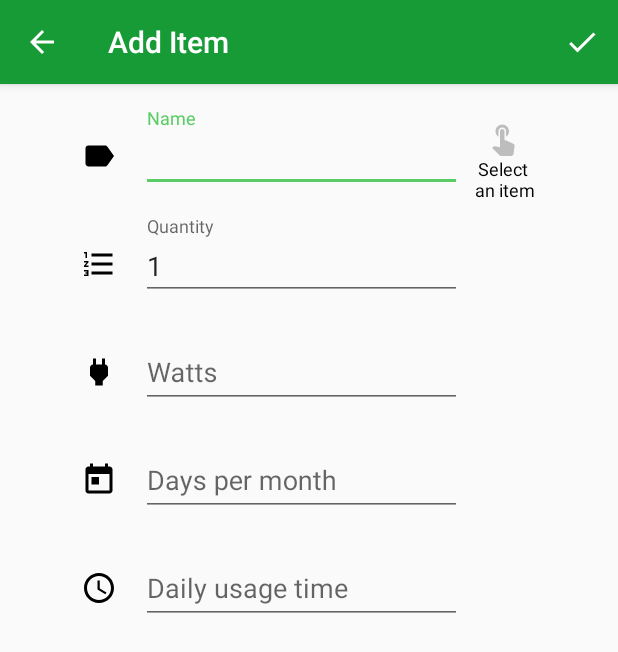
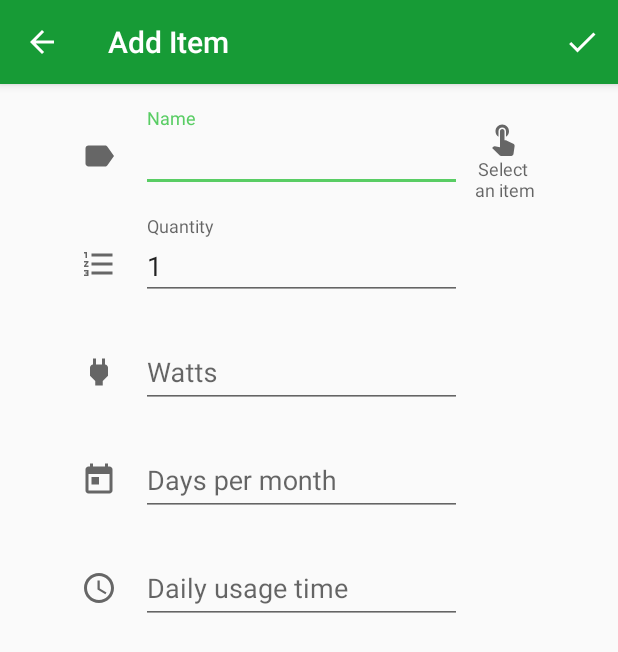
Before and after one commit to ccalvario/electricity-calculator, an Android app: the AddItemActivity screen opened directly, with no data from a screen before it, on a phone screen of 412 x 824 dp. Shown: the top 652 px of the screen. Run offline under Robolectric (Android 15) with nearby library versions, the light colour scheme and no system bars; our stand-ins replace AdMob.

Commit message:
Set styles.

```diff
--- a/app/src/main/res/drawable/ic_day.xml
+++ b/app/src/main/res/drawable/ic_day.xml
@@ -4,6 +4,6 @@
         android:viewportWidth="24.0"
         android:viewportHeight="24.0">
     <path
-        android:fillColor="#FF000000"
+        android:fillColor="#FFFFFFFF"
         android:pathData="M19,3h-1L18,1h-2v2L8,3L8,1L6,1v2L5,3c-1.11,0 -1.99,0.9 -1.99,2L3,19c0,1.1 0.89,2 2,2h14c1.1,0 2,-0.9 2,-2L21,5c0,-1.1 -0.9,-2 -2,-2zM19,19L5,19L5,8h14v11zM7,10h5v5L7,15z"/>
 </vector>
--- a/app/src/main/res/drawable/ic_label.xml
+++ b/app/src/main/res/drawable/ic_label.xml
@@ -4,6 +4,6 @@
         android:viewportWidth="24.0"
         android:viewportHeight="24.0">
     <path
-        android:fillColor="#FF000000"
+        android:fillColor="#FFFFFFFF"
         android:pathData="M17.63,5.84C17.27,5.33 16.67,5 16,5L5,5.01C3.9,5.01 3,5.9 3,7v10c0,1.1 0.9,1.99 2,1.99L16,19c0.67,0 1.27,-0.33 1.63,-0.84L22,12l-4.37,-6.16z"/>
 </vector>
--- a/app/src/main/res/drawable/ic_list.xml
+++ b/app/src/main/res/drawable/ic_list.xml
@@ -4,6 +4,6 @@
         android:viewportWidth="24.0"
         android:viewportHeight="24.0">
     <path
-        android:fillColor="#FF000000"
+        android:fillColor="#FFFFFFFF"
         android:pathData="M2,17h2v0.5L3,17.5v1h1v0.5L2,19v1h3v-4L2,16v1zM3,8h1L4,4L2,4v1h1v3zM2,11h1.8L2,13.1v0.9h3v-1L3.2,13L5,10.9L5,10L2,10v1zM7,5v2h14L21,5L7,5zM7,19h14v-2L7,17v2zM7,13h14v-2L7,11v2z"/>
 </vector>
--- a/app/src/main/res/drawable/ic_next.xml
+++ b/app/src/main/res/drawable/ic_next.xml
@@ -4,6 +4,6 @@
         android:viewportWidth="24.0"
         android:viewportHeight="24.0">
     <path
-        android:fillColor="#FF000000"
+        android:fillColor="#FFFFFFFF"
         android:pathData="M10,6L8.59,7.41 13.17,12l-4.58,4.59L10,18l6,-6z"/>
 </vector>
--- a/app/src/main/res/drawable/ic_power.xml
+++ b/app/src/main/res/drawable/ic_power.xml
@@ -4,6 +4,6 @@
         android:viewportWidth="24.0"
         android:viewportHeight="24.0">
     <path
-        android:fillColor="#FF000000"
+        android:fillColor="#FFFFFFFF"
         android:pathData="M16.01,7L16,3h-2v4h-4V3H8v4h-0.01C7,6.99 6,7.99 6,8.99v5.49L9.5,18v3h5v-3l3.5,-3.51v-5.5c0,-1 -1,-2 -1.99,-1.99z"/>
 </vector>
--- a/app/src/main/res/drawable/ic_time.xml
+++ b/app/src/main/res/drawable/ic_time.xml
@@ -4,6 +4,6 @@
         android:viewportWidth="24.0"
         android:viewportHeight="24.0">
     <path
-        android:fillColor="#FF000000"
+        android:fillColor="#FFFFFFFF"
         android:pathData="M11.99,2C6.47,2 2,6.48 2,12s4.47,10 9.99,10C17.52,22 22,17.52 22,12S17.52,2 11.99,2zM12,20c-4.42,0 -8,-3.58 -8,-8s3.58,-8 8,-8 8,3.58 8,8 -3.58,8 -8,8zM12.5,7H11v6l5.25,3.15 0.75,-1.23 -4.5,-2.67z"/>
 </vector>
--- a/app/src/main/res/drawable/ic_touch.xml
+++ b/app/src/main/res/drawable/ic_touch.xml
@@ -4,6 +4,6 @@
         android:viewportWidth="24.0"
         android:viewportHeight="24.0">
     <path
-        android:fillColor="#FF000000"
+        android:fillColor="#FFFFFFFF"
         android:pathData="M9,11.24L9,7.5C9,6.12 10.12,5 11.5,5S14,6.12 14,7.5v3.74c1.21,-0.81 2,-2.18 2,-3.74C16,5.01 13.99,3 11.5,3S7,5.01 7,7.5c0,1.56 0.79,2.93 2,3.74zM18.84,15.87l-4.54,-2.26c-0.17,-0.07 -0.35,-0.11 -0.54,-0.11L13,13.5v-6c0,-0.83 -0.67,-1.5 -1.5,-1.5S10,6.67 10,7.5v10.74l-3.43,-0.72c-0.08,-0.01 -0.15,-0.03 -0.24,-0.03 -0.31,0 -0.59,0.13 -0.79,0.33l-0.79,0.8 4.94,4.94c0.27,0.27 0.65,0.44 1.06,0.44h6.79c0.75,0 1.33,-0.55 1.44,-1.28l0.75,-5.27c0.01,-0.07 0.02,-0.14 0.02,-0.2 0,-0.62 -0.38,-1.16 -0.91,-1.38z"/>
 </vector>
--- a/app/src/main/res/layout-land/activity_main.xml
+++ b/app/src/main/res/layout-land/activity_main.xml
@@ -97,7 +97,7 @@
                 android:layout_height="wrap_content"
                 android:layout_marginBottom="4dp"
                 android:layout_marginEnd="4dp"
-                android:tint="@color/colorLabelItemText"
+                style="@style/AppTheme.Icons"
                 app:layout_constraintBottom_toBottomOf="parent"
                 app:layout_constraintEnd_toEndOf="parent"
                 app:srcCompat="@drawable/ic_next" />
@@ -108,8 +108,7 @@
                 android:layout_height="wrap_content"
                 android:layout_marginBottom="8dp"
                 android:text="@string/main_details"
-                android:textColor="@color/colorLabelItemText"
-                android:textSize="14sp"
+                style="@style/TextAppearance.AppCompat.Caption"
                 app:layout_constraintBottom_toBottomOf="parent"
                 app:layout_constraintEnd_toStartOf="@+id/imageView" />
 
--- a/app/src/main/res/layout/activity_add_item.xml
+++ b/app/src/main/res/layout/activity_add_item.xml
@@ -20,6 +20,7 @@
 
             <ImageView
                 android:id="@+id/imageview_additem_name"
+                style="@style/AppTheme.Icons"
                 android:layout_width="wrap_content"
                 android:layout_height="wrap_content"
                 android:layout_marginStart="16dp"
@@ -33,6 +34,7 @@
 
             <ImageView
                 android:id="@+id/imageview_additem_days"
+                style="@style/AppTheme.Icons"
                 android:layout_width="wrap_content"
                 android:layout_height="wrap_content"
                 android:layout_marginStart="16dp"
@@ -46,6 +48,7 @@
 
             <ImageView
                 android:id="@+id/imageview_additem_time"
+                style="@style/AppTheme.Icons"
                 android:layout_width="wrap_content"
                 android:layout_height="wrap_content"
                 android:layout_marginStart="16dp"
@@ -59,6 +62,7 @@
 
             <ImageView
                 android:id="@+id/imageview_additem_watts"
+                style="@style/AppTheme.Icons"
                 android:layout_width="wrap_content"
                 android:layout_height="wrap_content"
                 android:layout_marginStart="16dp"
@@ -72,6 +76,7 @@
 
             <ImageView
                 android:id="@+id/imageview_additem_quantity"
+                style="@style/AppTheme.Icons"
                 android:layout_width="wrap_content"
                 android:layout_height="wrap_content"
                 android:layout_marginStart="16dp"
@@ -197,12 +202,12 @@
                 app:layout_constraintTop_toTopOf="parent">
 
                 <ImageView
+                    style="@style/AppTheme.Icons"
                     android:id="@+id/imageview_pick_item"
                     android:layout_width="wrap_content"
                     android:layout_height="wrap_content"
                     android:layout_alignParentTop="true"
                     android:layout_centerHorizontal="true"
-                    android:tint="@color/colorLabelItemText"
                     app:srcCompat="@drawable/ic_touch" />
 
                 <TextView
@@ -214,8 +219,7 @@
                     android:layout_centerHorizontal="true"
                     android:text="@string/additem_pick_sample"
                     android:textAlignment="center"
-                    android:textColor="@color/colorSecondaryText"
-                    android:textSize="12sp" />
+                    style="@style/TextAppearance.AppCompat.Caption" />
             </RelativeLayout>
         </android.support.constraint.ConstraintLayout>
     </ScrollView>
--- a/app/src/main/res/layout/activity_main.xml
+++ b/app/src/main/res/layout/activity_main.xml
@@ -53,8 +53,7 @@
                 android:layout_height="wrap_content"
                 android:layout_marginBottom="8dp"
                 android:text="@string/main_details"
-                android:textColor="@color/colorLabelItemText"
-                android:textSize="14sp"
+                style="@style/TextAppearance.AppCompat.Caption"
                 app:layout_constraintBottom_toBottomOf="parent"
                 app:layout_constraintEnd_toStartOf="@+id/imageView" />
 
@@ -98,11 +97,11 @@
 
             <ImageView
                 android:id="@+id/imageView"
+                style="@style/AppTheme.Icons"
                 android:layout_width="wrap_content"
                 android:layout_height="wrap_content"
                 android:layout_marginBottom="4dp"
                 android:layout_marginEnd="4dp"
-                android:tint="@color/colorLabelItemText"
                 app:layout_constraintBottom_toBottomOf="parent"
                 app:layout_constraintEnd_toEndOf="parent"
                 app:srcCompat="@drawable/ic_next" />
--- a/app/src/main/res/values/styles.xml
+++ b/app/src/main/res/values/styles.xml
@@ -1,8 +1,6 @@
 <resources>
 
-    <!-- Base application theme. -->
     <style name="AppTheme" parent="Theme.AppCompat.Light.DarkActionBar">
-        <!-- Customize your theme here. -->
         <item name="colorPrimary">@color/colorPrimary</item>
         <item name="colorPrimaryDark">@color/colorPrimaryDark</item>
         <item name="colorAccent">@color/colorAccent</item>
@@ -10,4 +8,14 @@
         <item name="cardViewStyle">@style/CardView</item>
         <item name="textInputStyle">@style/Widget.Design.TextInputLayout</item>
     </style>
+
+    <style name="AppTheme.Icons">
+        <item name="android:tint">?colorControlNormal</item>
+    </style>
+
+    <style name="TextAppearanceLabelList" parent="TextAppearance.AppCompat.Caption">
+    </style>
+
+    <style name="TextAppearanceTextList" parent="TextAppearance.AppCompat.Menu">
+    </style>
 </resources>
```
Also changed, not shown: app/src/main/res/layout/activity_add_rate.xml (+4 -3 lines), app/src/main/res/layout/cardview_item.xml (+8 -12 lines), app/src/main/res/layout/cardview_rate.xml (+6 -9 lines).
